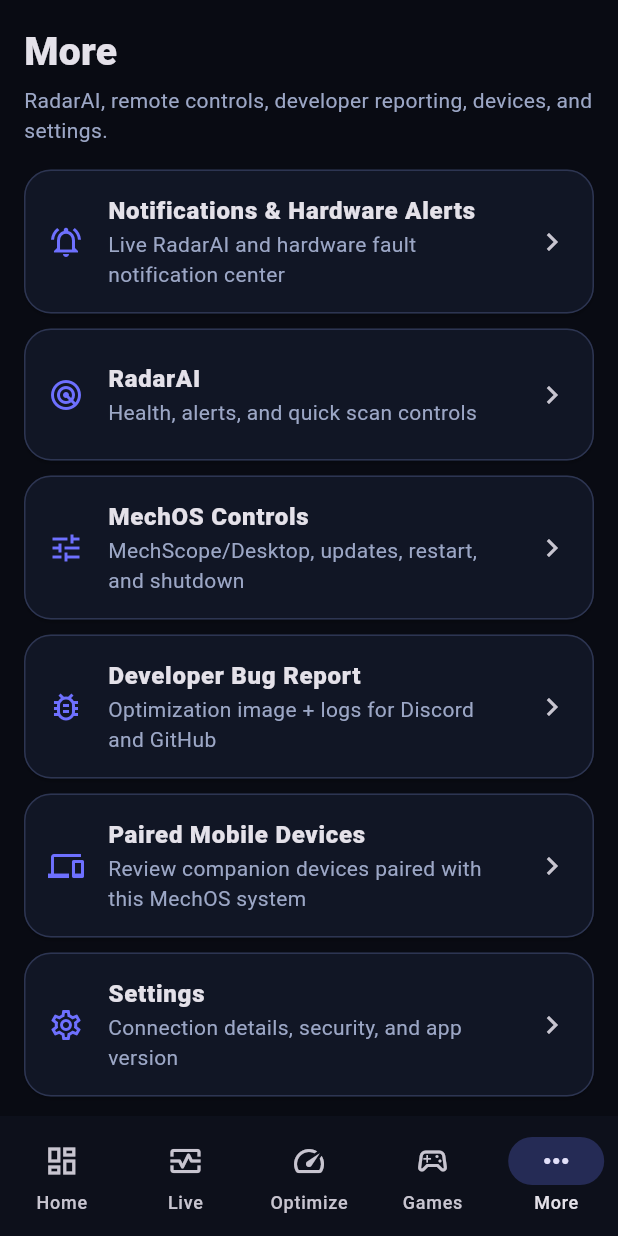
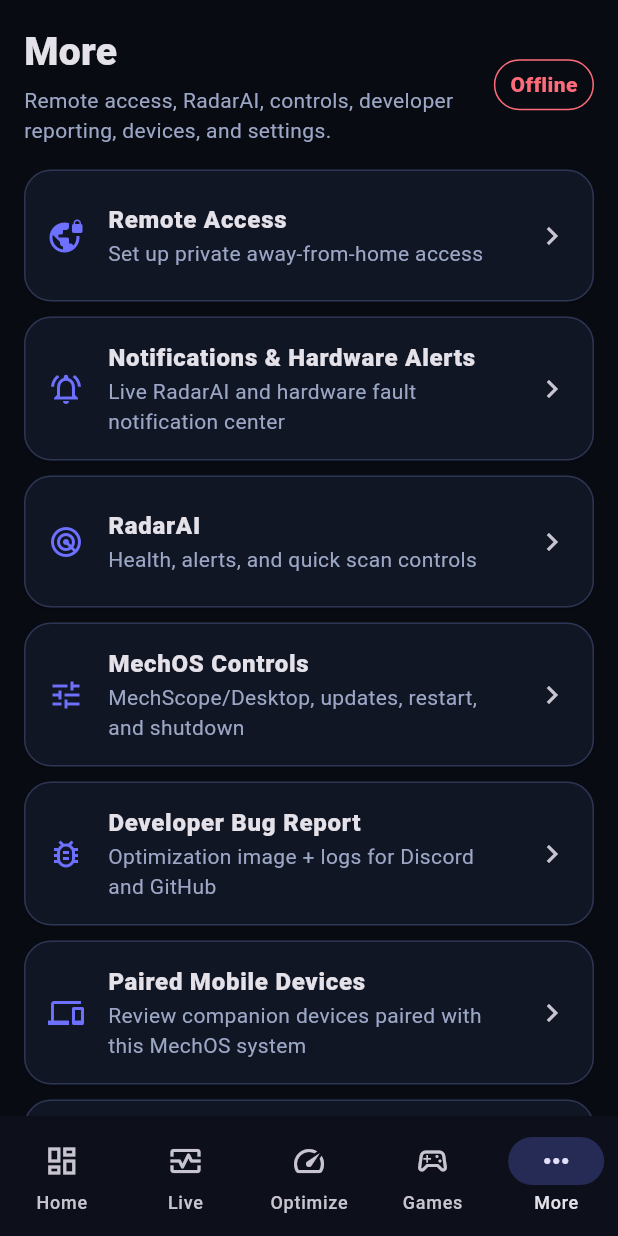
Before and after one commit to mechgod102-sketch/MechOS-Companion, a Flutter app: the HomeShell screen opened directly with empty values, item 5 of the bottom bar chosen, on a phone screen of 412 x 824 dp. Run offline on Flutter 3.47's test engine with Material 3 defaults, Android fonts, the phone set to English and light mode, and no system bars; our stand-ins replace flutter_secure_storage, share_plus, shared_preferences; missing offline and left inert: gal; accounts and stored records are empty.

Commit message:
Add Remote Access to More tools

```diff
--- a/lib/screens/more_screen.dart
+++ b/lib/screens/more_screen.dart
@@ -6,6 +6,7 @@
 import 'devices_screen.dart';
 import 'notifications_screen.dart';
 import 'radar_screen.dart';
+import 'remote_access_screen.dart';
 import 'settings_screen.dart';
 
 class MoreScreen extends StatelessWidget {
@@ -20,10 +21,23 @@
   Widget build(BuildContext context) => ListView(
         padding: const EdgeInsets.all(16),
         children: [
-          const Text('More', style: TextStyle(fontSize: 26, fontWeight: FontWeight.w900)),
-          const SizedBox(height: 4),
-          const Text('RadarAI, remote controls, developer reporting, devices, and settings.', style: TextStyle(color: MechTheme.subtle)),
+          Row(children: [
+            const Expanded(child: Column(crossAxisAlignment: CrossAxisAlignment.start, children: [
+              Text('More', style: TextStyle(fontSize: 26, fontWeight: FontWeight.w900)),
+              SizedBox(height: 4),
+              Text('Remote access, RadarAI, controls, developer reporting, devices, and settings.', style: TextStyle(color: MechTheme.subtle)),
+            ])),
+            _RouteBadge(state: state),
+          ]),
           const SizedBox(height: 16),
+          _ToolTile(
+            icon: Icons.vpn_lock_outlined,
+            title: 'Remote Access',
+            subtitle: state.remoteConfigured
+                ? 'Automatic Local / Remote failover is configured'
+                : 'Set up private away-from-home access',
+            onTap: () => _open(context, RemoteAccessScreen(state: state)),
+          ),
           _ToolTile(
             icon: Icons.notifications_active_outlined,
             title: 'Notifications & Hardware Alerts',
@@ -64,6 +78,30 @@
       );
 }
 
+class _RouteBadge extends StatelessWidget {
+  const _RouteBadge({required this.state});
+  final AppState state;
+
+  @override
+  Widget build(BuildContext context) {
+    final color = state.connectionRoute == ConnectionRoute.remote
+        ? MechTheme.success
+        : state.connectionRoute == ConnectionRoute.local
+            ? MechTheme.primary
+            : state.connectionRoute == ConnectionRoute.offline
+                ? MechTheme.danger
+                : MechTheme.warning;
+    return Container(
+      padding: const EdgeInsets.symmetric(horizontal: 10, vertical: 6),
+      decoration: BoxDecoration(
+        border: Border.all(color: color),
+        borderRadius: BorderRadius.circular(999),
+      ),
+      child: Text(state.connectionRouteLabel, style: TextStyle(color: color, fontWeight: FontWeight.w900)),
+    );
+  }
+}
+
 class _ToolTile extends StatelessWidget {
   const _ToolTile({required this.icon, required this.title, required this.subtitle, required this.onTap});
   final IconData icon;
```
